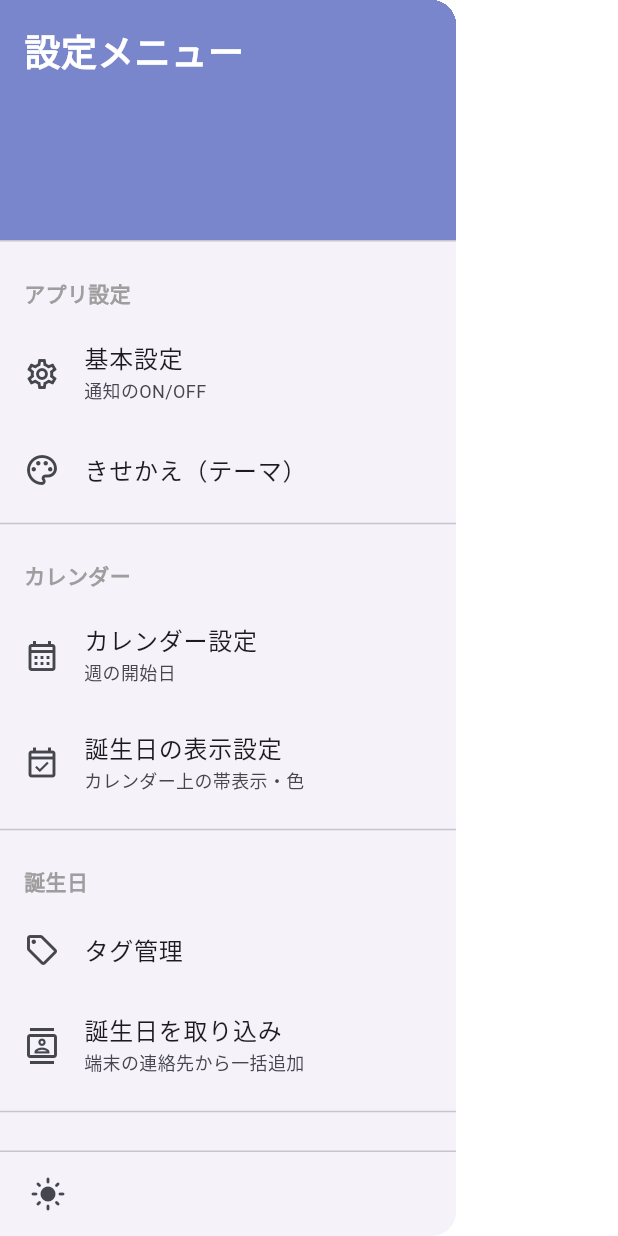
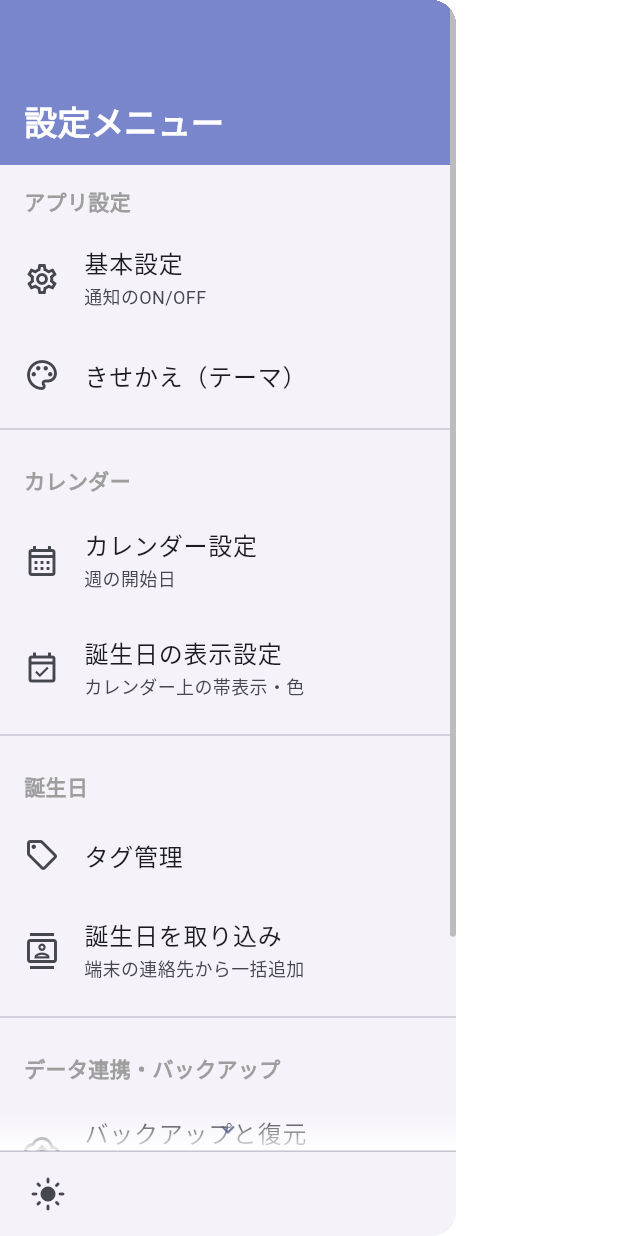
Before and after one commit to seadragoon/BirthDayCalendar, a Flutter app: the CustomDrawer widget shown alone on an empty page, opened directly, on a phone screen of 412 x 824 dp. Run offline on Flutter 3.47's test engine with Material 3 defaults, Android fonts, the phone set to English and light mode, and no system bars; our stand-ins replace file_picker, flutter_contacts, flutter_local_notifications, flutter_riverpod, share_plus, shared_preferences and 4 more; missing offline and left inert: holiday_jp; accounts and stored records are empty.

Commit message:
ドロワーのスクロールが分かるように調整

```diff
--- a/lib/shared/widgets/custom_drawer.dart
+++ b/lib/shared/widgets/custom_drawer.dart
@@ -13,12 +13,47 @@ import 'package:birthday_calendar/features/birthday/widgets/contact_import_modal
 
 /// アプリのドロワー（サイドメニュー）。
 ///
-/// 現在は「きせかえ（テーマ）」変更の設定メニューとして使用。
-class CustomDrawer extends ConsumerWidget {
+/// 設定、カレンダー、誕生日、データ管理、Aboutなどの各画面へ遷移する。
+/// スクロール可能であることが一目でわかるよう、常時スクロールバーと
+/// 下端フェードインジケーターを備える。
+class CustomDrawer extends ConsumerStatefulWidget {
   const CustomDrawer({super.key});
 
   @override
-  Widget build(BuildContext context, WidgetRef ref) {
+  ConsumerState<CustomDrawer> createState() => _CustomDrawerState();
+}
+
+class _CustomDrawerState extends ConsumerState<CustomDrawer> {
+  final ScrollController _scrollController = ScrollController();
+  bool _canScrollDown = false;
+
+  @override
+  void initState() {
+    super.initState();
+    _scrollController.addListener(_checkScroll);
+    WidgetsBinding.instance.addPostFrameCallback((_) => _checkScroll());
+  }
+
+  void _checkScroll() {
+    if (!_scrollController.hasClients) return;
+    final maxScroll = _scrollController.position.maxScrollExtent;
+    final currentScroll = _scrollController.offset;
+    final canScroll = maxScroll > 0 && currentScroll < maxScroll - 8;
+    if (_canScrollDown != canScroll) {
+      setState(() {
+        _canScrollDown = canScroll;
+      });
+    }
+  }
+
+  @override
+  void dispose() {
+    _scrollController.dispose();
+    super.dispose();
+  }
+
+  @override
+  Widget build(BuildContext context) {
     final currentTheme = ref.watch(themeProvider).requireValue;
     final appSettingsAsync = ref.watch(appSettingsProvider);
     final themeMode = appSettingsAsync.valueOrNull?.themeMode ?? 1;
@@ -38,15 +73,30 @@ class CustomDrawer extends ConsumerWidget {
 
     final isDark = Theme.of(context).brightness == Brightness.dark;
     final onPrimaryColor = isDark ? currentTheme.darkOnPrimaryColor : currentTheme.onPrimaryColor;
+    final drawerBgColor = Theme.of(context).drawerTheme.backgroundColor ??
+        (isDark ? const Color(0xFF1E1E1E) : Colors.white);
 
     return Drawer(
       child: Column(
         children: [
           Expanded(
+            child: Stack(
+              children: [
+                Scrollbar(
+                  controller: _scrollController,
+                  thumbVisibility: true, // 常にスクロールバーを表示してアフォーダンスを向上
+                  radius: const Radius.circular(4),
+                  thickness: 4,
                   child: ListView(
+                    controller: _scrollController,
                     padding: EdgeInsets.zero,
                     children: [
-          DrawerHeader(
+                      // スリム化したヘッダー（下部項目のチラ見せを促進）
+                      Container(
+                        width: double.infinity,
+                        padding: const EdgeInsets.fromLTRB(16, 0, 16, 14),
+                        alignment: Alignment.bottomLeft,
+                        constraints: const BoxConstraints(minHeight: 110),
                         decoration: BoxDecoration(
                           color: currentTheme.primaryColor,
                           image: currentTheme.backgroundImagePath.isNotEmpty
@@ -60,18 +110,21 @@ class CustomDrawer extends ConsumerWidget {
                                 )
                               : null,
                         ),
+                        child: SafeArea(
+                          bottom: false,
                           child: Text(
                             '設定メニュー',
                             style: TextStyle(
                               color: onPrimaryColor,
-                fontSize: 24,
+                              fontSize: 22,
                               fontWeight: FontWeight.bold,
+                            ),
                           ),
                         ),
                       ),
                       // 1. アプリ設定
                       const Padding(
-            padding: EdgeInsets.fromLTRB(16, 16, 16, 8),
+                        padding: EdgeInsets.fromLTRB(16, 14, 16, 6),
                         child: Text('アプリ設定', style: TextStyle(fontWeight: FontWeight.bold, color: Colors.grey)),
                       ),
           ListTile(
@@ -215,6 +268,38 @@ class CustomDrawer extends ConsumerWidget {
               );
             },
           ),
+          const SizedBox(height: 16),
+        ],
+      ),
+    ),
+            // 下部にまだスクロールできる場合、うっすらグラデーションフェードと下矢印を表示
+            if (_canScrollDown)
+              Positioned(
+                left: 0,
+                right: 0,
+                bottom: 0,
+                height: 28,
+                child: IgnorePointer(
+                  child: Container(
+                    decoration: BoxDecoration(
+                      gradient: LinearGradient(
+                        begin: Alignment.topCenter,
+                        end: Alignment.bottomCenter,
+                        colors: [
+                          drawerBgColor.withValues(alpha: 0.0),
+                          drawerBgColor.withValues(alpha: 0.9),
+                        ],
+                      ),
+                    ),
+                    alignment: Alignment.center,
+                    child: Icon(
+                      Icons.keyboard_arrow_down,
+                      size: 18,
+                      color: Theme.of(context).colorScheme.primary.withValues(alpha: 0.8),
+                    ),
+                  ),
+                ),
+              ),
           ],
         ),
       ),
```
Also changed, not shown: 1 other file. Lines whose indentation alone changed are shown as unchanged.
